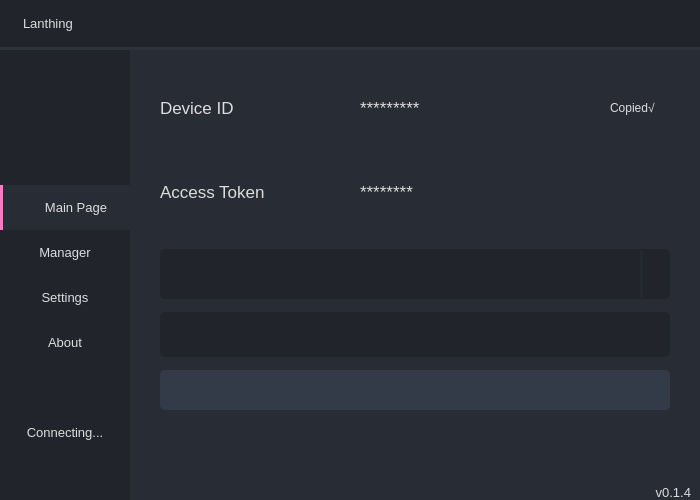
This is app/src/views/mainwindow/mainwindow.ui in pjlt/lanthing-pc as Qt 5 draws it before an edit. The edited form follows.
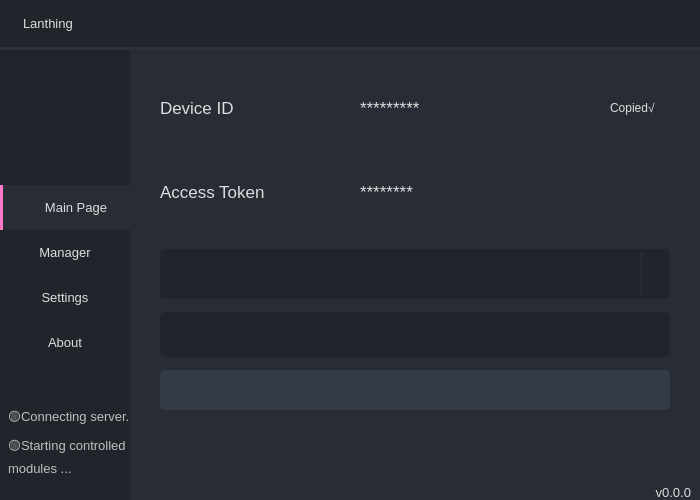
This is the edited form. Icons and pictures are not drawn.

What changed in the file:
```diff
--- a/app/src/views/mainwindow/mainwindow.ui
+++ b/app/src/views/mainwindow/mainwindow.ui
@@ -363,7 +363,7 @@
             </property>
             <property name="maximumSize">
              <size>
-              <width>16777215</width>
+              <width>130</width>
               <height>16777215</height>
              </size>
             </property>
@@ -567,6 +567,12 @@
              </item>
              <item>
               <widget class="QFrame" name="statusBar">
+               <property name="styleSheet">
+                <string notr="true">#statusBar .QLabel {
+font: 290 8pt &quot;Microsoft YaHei UI&quot;;
+color: rgb(190, 190, 190);
+}</string>
+               </property>
                <property name="frameShape">
                 <enum>QFrame::NoFrame</enum>
                </property>
@@ -576,16 +582,50 @@
                <property name="lineWidth">
                 <number>0</number>
                </property>
-               <layout class="QHBoxLayout" name="horizontalLayout_10">
+               <layout class="QVBoxLayout" name="verticalLayout_22">
+                <property name="leftMargin">
+                 <number>5</number>
+                </property>
+                <property name="rightMargin">
+                 <number>2</number>
+                </property>
                 <item>
-                 <layout class="QVBoxLayout" name="loginStatusLayout">
+                 <layout class="QVBoxLayout" name="statusBarLayout">
+                  <property name="sizeConstraint">
+                   <enum>QLayout::SetDefaultConstraint</enum>
+                  </property>
+                  <property name="leftMargin">
+                   <number>3</number>
+                  </property>
                   <item>
                    <widget class="QLabel" name="labelLoginInfo">
+                    <property name="styleSheet">
+                     <string notr="true"/>
+                    </property>
                     <property name="text">
-                     <string>Connecting...</string>
+                     <string>🟡Connecting server...</string>
                     </property>
+                    <property name="textFormat">
+                     <enum>Qt::PlainText</enum>
+                    </property>
                     <property name="alignment">
-                     <set>Qt::AlignCenter</set>
+                     <set>Qt::AlignBottom|Qt::AlignLeading|Qt::AlignLeft</set>
+                    </property>
+                   </widget>
+                  </item>
+                  <item>
+                   <widget class="QLabel" name="labelControlledInfo">
+                    <property name="text">
+                     <string>🟡Starting controlled modules ...</string>
+                    </property>
+                    <property name="textFormat">
+                     <enum>Qt::PlainText</enum>
+                    </property>
+                    <property name="alignment">
+                     <set>Qt::AlignLeading|Qt::AlignLeft|Qt::AlignTop</set>
+                    </property>
+                    <property name="wordWrap">
+                     <bool>true</bool>
                     </property>
                    </widget>
                   </item>
@@ -1389,7 +1429,7 @@
                     <item>
                      <widget class="QLabel" name="labelVersion">
                       <property name="text">
-                       <string>v0.1.4</string>
+                       <string>v0.0.0</string>
                       </property>
                       <property name="alignment">
                        <set>Qt::AlignRight|Qt::AlignTrailing|Qt::AlignVCenter</set>
```
Left out of the diff: 6 changed lines with no effect on the pictures.
